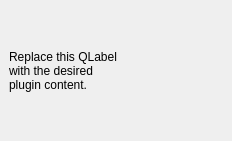
Morri1234/DesireLines, file Desire_lines_dockwidget_base.ui: the form before one commit.
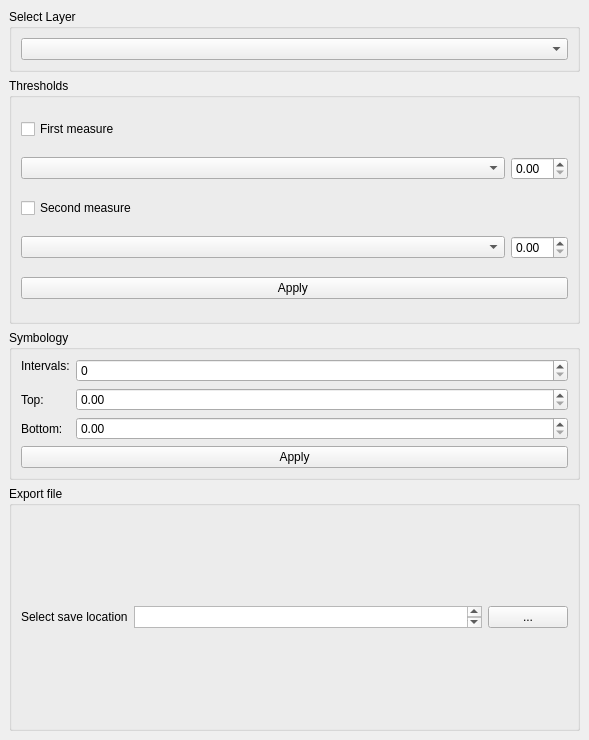
The form after the commit.

What changed in the file:
```diff
--- a/Desire_lines_dockwidget_base.ui
+++ b/Desire_lines_dockwidget_base.ui
@@ -6,23 +6,252 @@
    <rect>
     <x>0</x>
     <y>0</y>
-    <width>232</width>
-    <height>141</height>
+    <width>589</width>
+    <height>740</height>
    </rect>
   </property>
   <property name="windowTitle">
    <string>Desirelines</string>
   </property>
   <widget class="QWidget" name="dockWidgetContents">
-   <layout class="QGridLayout" name="gridLayout">
+   <layout class="QGridLayout" name="gridLayout_9">
     <item row="0" column="0">
-     <widget class="QLabel" name="label">
-      <property name="text">
-       <string>Replace this QLabel
-with the desired
-plugin content.</string>
-      </property>
-     </widget>
+     <layout class="QGridLayout" name="gridLayout_2">
+      <item row="0" column="0">
+       <widget class="QGroupBox" name="groupBox">
+        <property name="sizePolicy">
+         <sizepolicy hsizetype="Preferred" vsizetype="Maximum">
+          <horstretch>0</horstretch>
+          <verstretch>0</verstretch>
+         </sizepolicy>
+        </property>
+        <property name="title">
+         <string>Select Layer</string>
+        </property>
+        <layout class="QGridLayout" name="gridLayout_3">
+         <item row="0" column="0">
+          <widget class="QComboBox" name="comboBox"/>
+         </item>
+        </layout>
+       </widget>
+      </item>
+     </layout>
+    </item>
+    <item row="1" column="0">
+     <layout class="QGridLayout" name="gridLayout_4">
+      <item row="0" column="0">
+       <widget class="QGroupBox" name="groupBox_2">
+        <property name="title">
+         <string>Thresholds</string>
+        </property>
+        <layout class="QGridLayout" name="gridLayout_5">
+         <item row="2" column="2">
+          <widget class="QDoubleSpinBox" name="doubleSpinBox">
+           <property name="sizePolicy">
+            <sizepolicy hsizetype="Maximum" vsizetype="Fixed">
+             <horstretch>0</horstretch>
+             <verstretch>0</verstretch>
+            </sizepolicy>
+           </property>
+           <property name="singleStep">
+            <double>0.100000000000000</double>
+           </property>
+          </widget>
+         </item>
+         <item row="4" column="2">
+          <widget class="QDoubleSpinBox" name="doubleSpinBox_2">
+           <property name="singleStep">
+            <double>0.100000000000000</double>
+           </property>
+          </widget>
+         </item>
+         <item row="3" column="0">
+          <widget class="QCheckBox" name="checkBox_2">
+           <property name="text">
+            <string>Second measure</string>
+           </property>
+          </widget>
+         </item>
+         <item row="1" column="0">
+          <widget class="QCheckBox" name="checkBox">
+           <property name="text">
+            <string>First measure</string>
+           </property>
+          </widget>
+         </item>
+         <item row="2" column="0" colspan="2">
+          <widget class="QComboBox" name="comboBox_2"/>
+         </item>
+         <item row="4" column="0" colspan="2">
+          <widget class="QComboBox" name="comboBox_3"/>
+         </item>
+         <item row="5" column="0" colspan="3">
+          <widget class="QPushButton" name="pushButton">
+           <property name="sizePolicy">
+            <sizepolicy hsizetype="Minimum" vsizetype="Maximum">
+             <horstretch>0</horstretch>
+             <verstretch>0</verstretch>
+            </sizepolicy>
+           </property>
+           <property name="text">
+            <string>Apply </string>
+           </property>
+          </widget>
+         </item>
+        </layout>
+       </widget>
+      </item>
+     </layout>
+    </item>
+    <item row="2" column="0">
+     <layout class="QGridLayout" name="gridLayout">
+      <item row="0" column="0">
+       <widget class="QGroupBox" name="groupBox_3">
+        <property name="sizePolicy">
+         <sizepolicy hsizetype="Preferred" vsizetype="Maximum">
+          <horstretch>0</horstretch>
+          <verstretch>0</verstretch>
+         </sizepolicy>
+        </property>
+        <property name="title">
+         <string>Symbology</string>
+        </property>
+        <layout class="QFormLayout" name="formLayout">
+         <item row="0" column="0">
+          <widget class="QLabel" name="label">
+           <property name="sizePolicy">
+            <sizepolicy hsizetype="Maximum" vsizetype="Maximum">
+             <horstretch>0</horstretch>
+             <verstretch>0</verstretch>
+            </sizepolicy>
+           </property>
+           <property name="frameShape">
+            <enum>QFrame::NoFrame</enum>
+           </property>
+           <property name="text">
+            <string>Intervals:</string>
+           </property>
+           <property name="scaledContents">
+            <bool>false</bool>
+           </property>
+          </widget>
+         </item>
+         <item row="0" column="1">
+          <widget class="QSpinBox" name="spinBox">
+           <property name="sizePolicy">
+            <sizepolicy hsizetype="Minimum" vsizetype="Fixed">
+             <horstretch>0</horstretch>
+             <verstretch>0</verstretch>
+            </sizepolicy>
+           </property>
+          </widget>
+         </item>
+         <item row="1" column="0">
+          <widget class="QLabel" name="label_2">
+           <property name="text">
+            <string>Top:</string>
+           </property>
+          </widget>
+         </item>
+         <item row="1" column="1">
+          <widget class="QDoubleSpinBox" name="doubleSpinBox_4">
+           <property name="sizePolicy">
+            <sizepolicy hsizetype="Minimum" vsizetype="Fixed">
+             <horstretch>0</horstretch>
+             <verstretch>0</verstretch>
+            </sizepolicy>
+           </property>
+           <property name="singleStep">
+            <double>0.500000000000000</double>
+           </property>
+          </widget>
+         </item>
+         <item row="2" column="0">
+          <widget class="QLabel" name="label_3">
+           <property name="text">
+            <string>Bottom:</string>
+           </property>
+          </widget>
+         </item>
+         <item row="2" column="1">
+          <widget class="QDoubleSpinBox" name="doubleSpinBox_5">
+           <property name="sizePolicy">
+            <sizepolicy hsizetype="Minimum" vsizetype="Fixed">
+             <horstretch>0</horstretch>
+             <verstretch>0</verstretch>
+            </sizepolicy>
+           </property>
+           <property name="singleStep">
+            <double>0.500000000000000</double>
+           </property>
+          </widget>
+         </item>
+         <item row="3" column="0" colspan="2">
+          <widget class="QPushButton" name="pushButton_2">
+           <property name="sizePolicy">
+            <sizepolicy hsizetype="Minimum" vsizetype="Fixed">
+             <horstretch>0</horstretch>
+             <verstretch>0</verstretch>
+            </sizepolicy>
+           </property>
+           <property name="text">
+            <string>Apply</string>
+           </property>
+          </widget>
+         </item>
+        </layout>
+       </widget>
+      </item>
+     </layout>
+    </item>
+    <item row="3" column="0">
+     <layout class="QGridLayout" name="gridLayout_7">
+      <item row="0" column="1">
+       <widget class="QGroupBox" name="groupBox_4">
+        <property name="title">
+         <string>Export file</string>
+        </property>
+        <layout class="QGridLayout" name="gridLayout_8">
+         <item row="0" column="2">
+          <widget class="QPushButton" name="pushButton_3">
+           <property name="sizePolicy">
+            <sizepolicy hsizetype="Maximum" vsizetype="Fixed">
+             <horstretch>0</horstretch>
+             <verstretch>0</verstretch>
+            </sizepolicy>
+           </property>
+           <property name="text">
+            <string>...</string>
+           </property>
+          </widget>
+         </item>
+         <item row="0" column="1">
+          <widget class="QTextEdit" name="textEdit">
+           <property name="sizePolicy">
+            <sizepolicy hsizetype="Minimum" vsizetype="Ignored">
+             <horstretch>0</horstretch>
+             <verstretch>0</verstretch>
+            </sizepolicy>
+           </property>
+          </widget>
+         </item>
+         <item row="0" column="0">
+          <widget class="QLabel" name="label_4">
+           <property name="sizePolicy">
+            <sizepolicy hsizetype="Maximum" vsizetype="Preferred">
+             <horstretch>0</horstretch>
+             <verstretch>0</verstretch>
+            </sizepolicy>
+           </property>
+           <property name="text">
+            <string>Select save location</string>
+           </property>
+          </widget>
+         </item>
+        </layout>
+       </widget>
+      </item>
+     </layout>
     </item>
    </layout>
   </widget>
```
Left out of the diff: 12 changed lines with no effect on the pictures.
